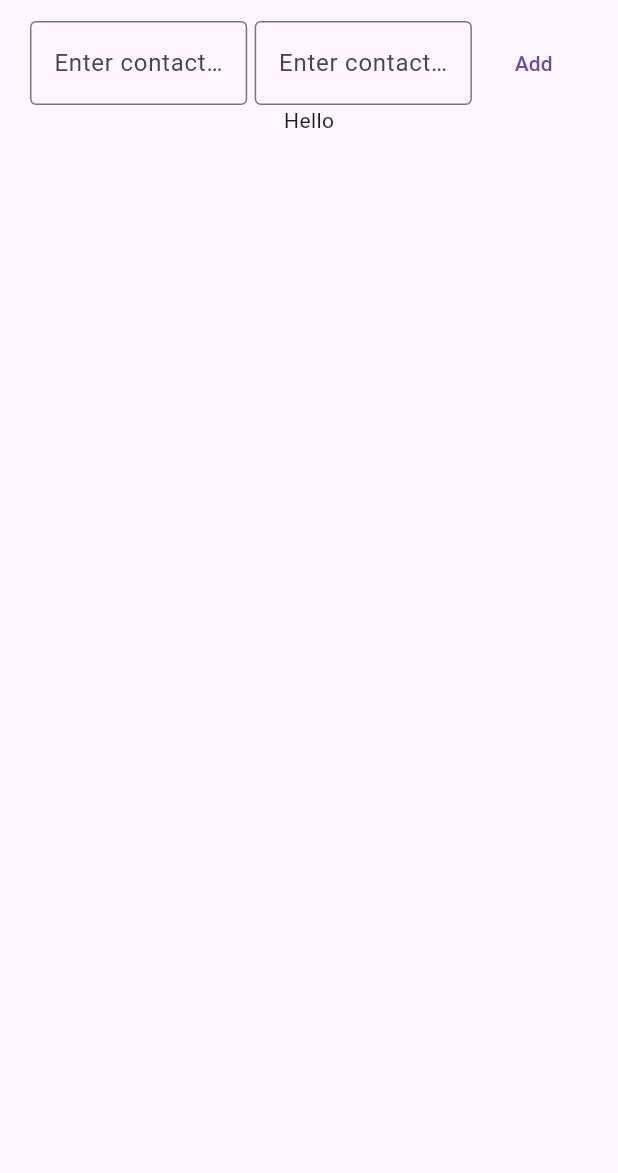
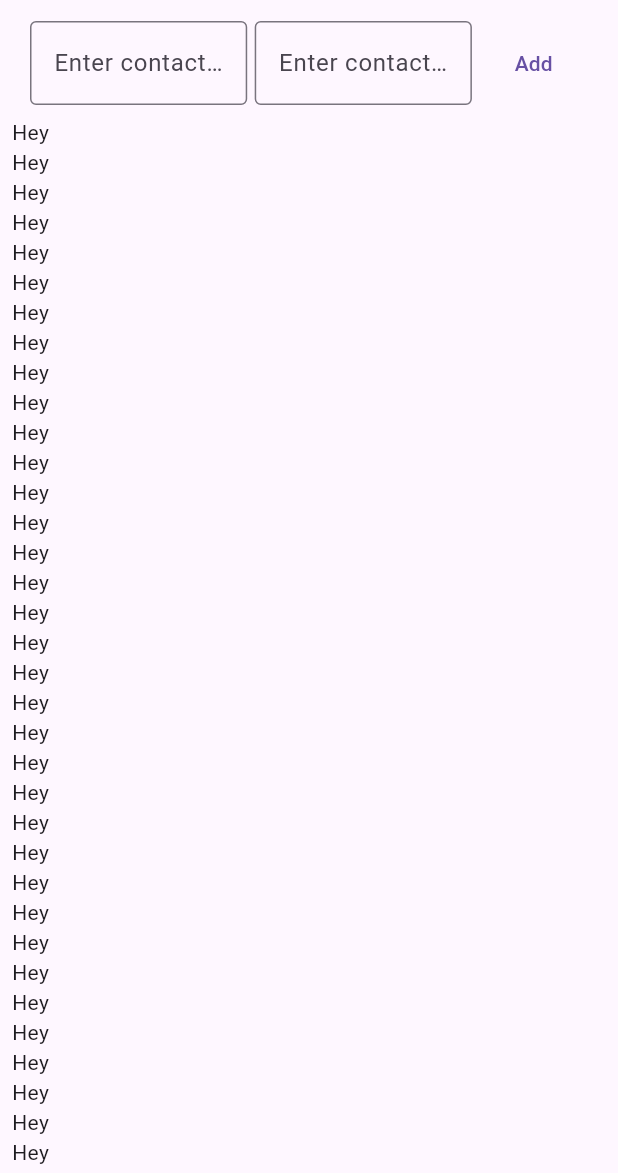
Before and after one commit to john9francis/cp-crud-sqlite-flutter, a Flutter app: the screen it shows after launch, on a phone screen of 412 x 824 dp, the part 63-1236 px from its top. Run offline on Flutter 3.47's test engine with Material 3 defaults, Android fonts, the phone set to English and light mode, and no system bars.

Commit message:
Added contact and contact list classes

```diff
--- /dev/null
+++ b/lib/contact.dart
@@ -0,0 +1,19 @@
+import 'package:flutter/material.dart';
+
+class Contact extends StatefulWidget{
+  const Contact({super.key});
+
+  @override
+  State<StatefulWidget> createState() => _ContactState();
+}
+
+class _ContactState extends State<Contact>{
+  @override
+  Widget build(BuildContext context) {
+    return Row(
+      children: [
+        Text("Hey")
+      ],
+    );
+  }
+}
--- /dev/null
+++ b/lib/contact_list.dart
@@ -0,0 +1,29 @@
+import 'package:flutter/material.dart';
+import 'package:cp_crud/contact.dart';
+
+class ContactList extends StatefulWidget {
+  const ContactList({super.key});
+
+  @override
+  State<StatefulWidget> createState() => _ContactListState();
+}
+
+class _ContactListState extends State<ContactList>{
+
+  final List<Contact> entries = List.generate(
+    100,
+    (i)=> Contact());
+
+  @override
+  Widget build(BuildContext context) {
+    return Expanded(
+      child: ListView.builder(
+        padding: const EdgeInsets.all(8),
+        itemCount: entries.length,
+        itemBuilder: (BuildContext context, int index) {
+          return entries[index];
+        }
+      ),
+    );
+  }
+}
--- a/lib/main.dart
+++ b/lib/main.dart
@@ -1,5 +1,6 @@
 import 'package:flutter/material.dart';
 import 'package:cp_crud/new_contact_form.dart';
+import 'package:cp_crud/contact_list.dart';
 
 void main() {
   runApp(const MyApp());
@@ -21,9 +22,7 @@ class MyApp extends StatelessWidget {
         body: Column(
           children: [
             NewContactForm(),
-            Scrollbar(
-              child: Text("Hello")
-            )
+            ContactList()
           ],
         )
       )
```
